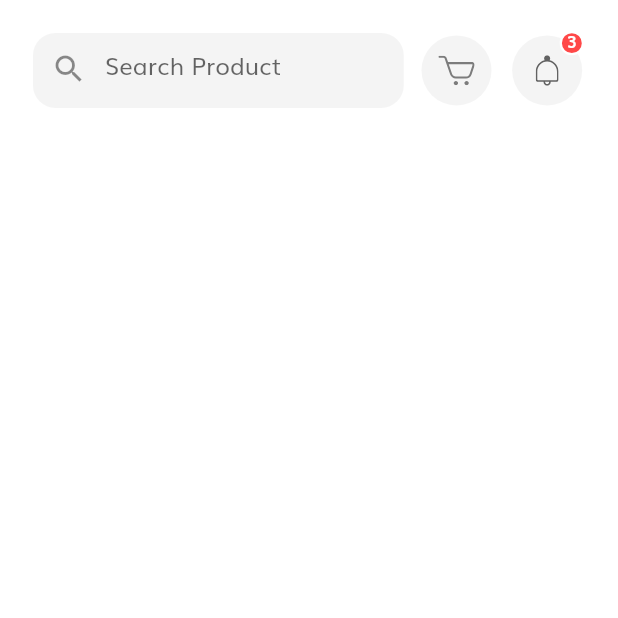
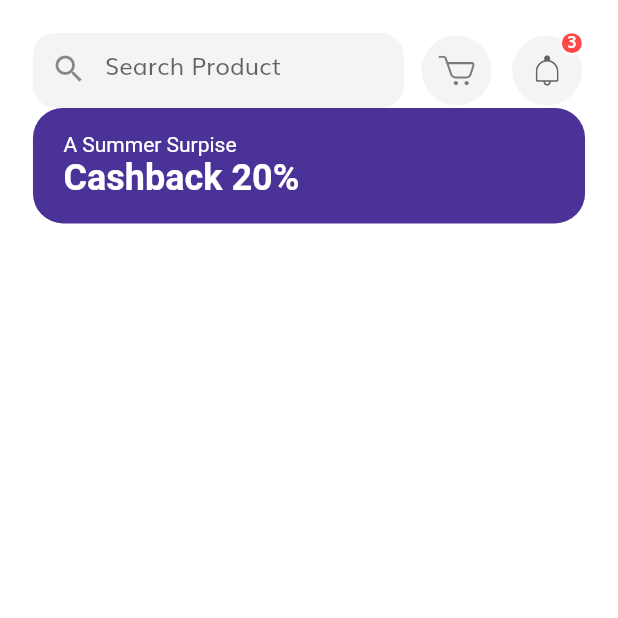
Before and after one commit to kaungphyowai/flutter_e_commerce_ui, a Flutter app: the Home screen opened by its route, on a phone screen of 412 x 824 dp, the top half of it. Run offline on Flutter 3.47's test engine with Material 2 defaults, Android fonts, the phone set to English and light mode, and no system bars; our stand-ins replace flutter_svg.

Commit message:
Discount Banner added

```diff
--- a/lib/screens/home/components/body.dart
+++ b/lib/screens/home/components/body.dart
@@ -1,6 +1,7 @@
 import 'package:flutter/material.dart';
 import 'package:flutter_e_commerce_ui/size_config.dart';
 
+import 'discount_banner.dart';
 import 'home_header.dart';
 
 class Body extends StatelessWidget {
@@ -14,6 +15,7 @@ class Body extends StatelessWidget {
               height: getProportionateScreenWidth(20),
             ),
             HomeHeader(),
+            DiscountBanner(),
           ],
         ),
       ),
--- /dev/null
+++ b/lib/screens/home/components/discount_banner.dart
@@ -0,0 +1,37 @@
+import 'package:flutter/material.dart';
+
+import '../../../size_config.dart';
+
+class DiscountBanner extends StatelessWidget {
+  const DiscountBanner({
+    Key key,
+  }) : super(key: key);
+
+  @override
+  Widget build(BuildContext context) {
+    return Container(
+      padding: EdgeInsets.symmetric(
+          horizontal: getProportionateScreenHeight(20),
+          vertical: getProportionateScreenWidth(15)),
+      margin: EdgeInsets.symmetric(horizontal: getProportionateScreenWidth(20)),
+      width: double.infinity,
+      // height: 90,
+      decoration: BoxDecoration(
+          color: Color(0xFF4A3298), borderRadius: BorderRadius.circular(20)),
+      child: Text.rich(
+        TextSpan(
+          text: "A Summer Surpise\n",
+          style: TextStyle(color: Colors.white),
+          children: [
+            TextSpan(
+                text: "Cashback 20%",
+                style: TextStyle(
+                  fontSize: 24,
+                  fontWeight: FontWeight.bold,
+                )),
+          ],
+        ),
+      ),
+    );
+  }
+}
```
